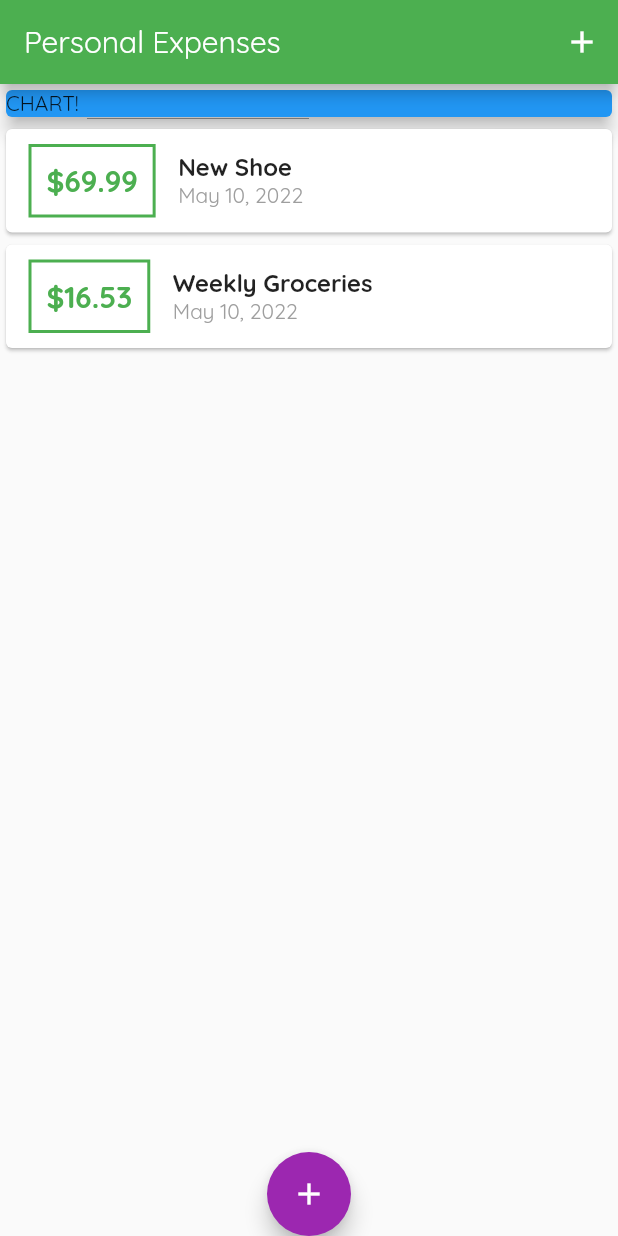
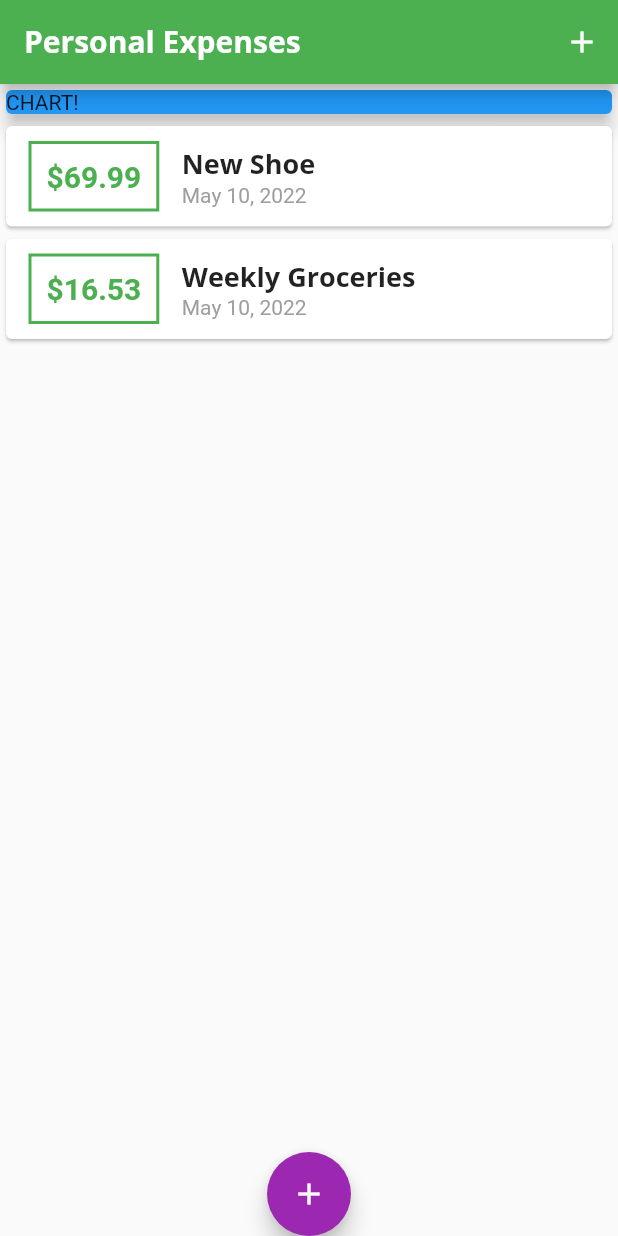
Before and after one commit to adamity/flutter_basic-personal_expenses, a Flutter app: the screen it shows after launch, on a phone screen of 412 x 824 dp. Run offline on Flutter 3.47's test engine with Material 2 defaults, Android fonts, the phone set to English and light mode, and no system bars.

Commit message:
custom fonts and working with text theme

```diff
--- a/lib/main.dart
+++ b/lib/main.dart
@@ -14,6 +14,27 @@ class MyApp extends StatelessWidget {
         primarySwatch: Colors.green,
         accentColor: Colors.purple,
         fontFamily: 'Quicksand',
+        textTheme: ThemeData.light().textTheme.copyWith(
+              headline6: TextStyle(
+                fontFamily: 'OpenSans',
+                fontWeight: FontWeight.bold,
+                fontSize: 18,
+              ),
+            ),
+        appBarTheme: AppBarTheme(
+          // textTheme: ThemeData.light().textTheme.copyWith(
+          //       headline6: TextStyle(
+          //         fontFamily: 'OpenSans',
+          //         fontSize: 20,
+          //         fontWeight: FontWeight.bold,
+          //       ),
+          //     ),
+          titleTextStyle: TextStyle(
+            fontFamily: 'OpenSans',
+            fontWeight: FontWeight.bold,
+            fontSize: 20,
+          ),
+        ),
       ),
       home: MyHomePage(),
     );
@@ -70,7 +91,9 @@ class _MyHomePageState extends State<MyHomePage> {
   Widget build(BuildContext context) {
     return Scaffold(
       appBar: AppBar(
-        title: Text('Personal Expenses'),
+        title: Text(
+          'Personal Expenses',
+        ),
         actions: <Widget>[
           IconButton(
             icon: Icon(Icons.add),
--- a/lib/widgets/transaction_list.dart
+++ b/lib/widgets/transaction_list.dart
@@ -41,10 +41,7 @@ class TransactionList extends StatelessWidget {
                   children: <Widget>[
                     Text(
                       transactions[index].title,
-                      style: TextStyle(
-                        fontSize: 16,
-                        fontWeight: FontWeight.bold,
-                      ),
+                      style: Theme.of(context).textTheme.headline6,
                     ),
                     Text(
                       DateFormat.yMMMd().format(transactions[index].date),
```
